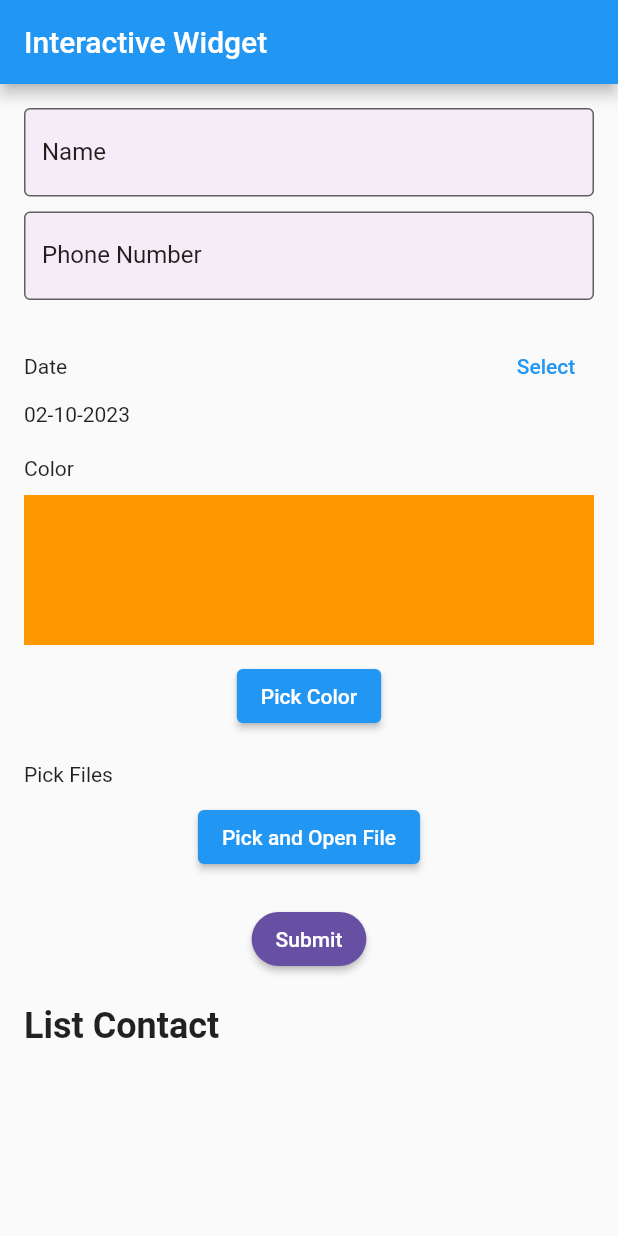
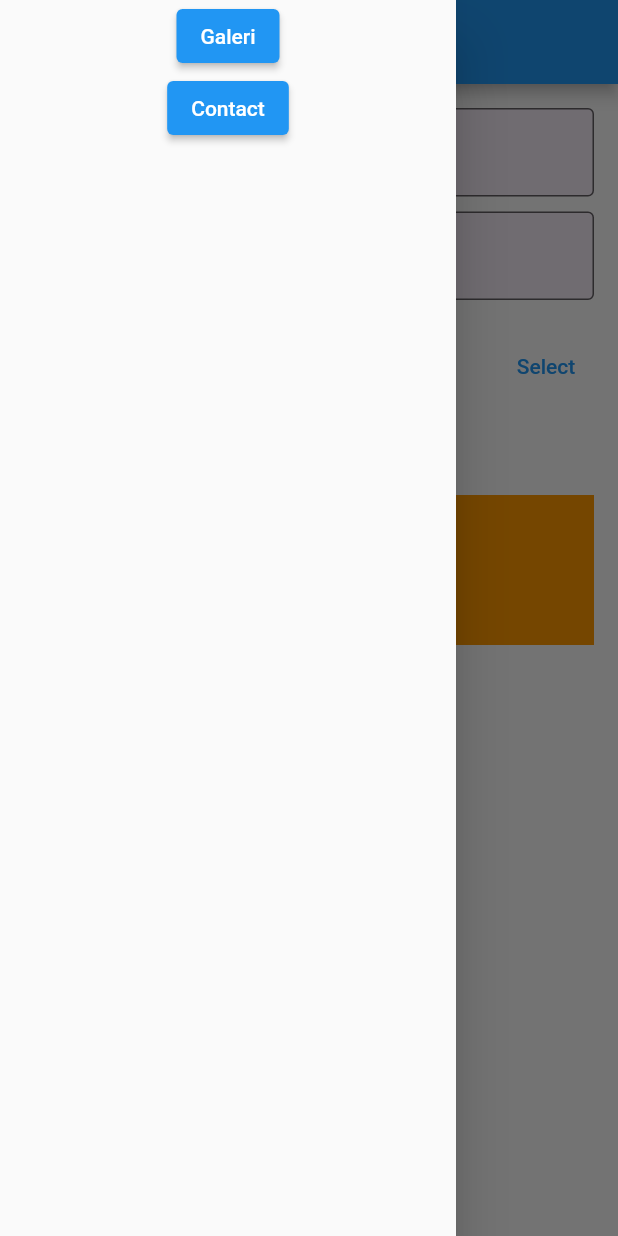
Before and after one commit to Katkatarr/flutter_katarina-andrea, a Flutter app: the screen it shows after launch, with the side drawer open (before the commit the screen has no drawer), on a phone screen of 412 x 824 dp. Run offline on Flutter 3.47's test engine with Material 2 defaults, Android fonts, the phone set to English and light mode, and no system bars; our stand-ins replace file_picker, flutter_colorpicker, open_file.

Commit message:
tugas_prioritas_eksplorasi

```diff
--- a/14_Assets/praktikum/tugas/tugas/lib/ui/screen/contacts.dart
+++ b/14_Assets/praktikum/tugas/tugas/lib/ui/screen/contacts.dart
@@ -29,6 +29,20 @@ class _DatePickerAndColorPickerState extends State<DatePickerAndColorPicker> {
   @override
   Widget build(BuildContext context) {
     return Scaffold(
+      drawer: Drawer(
+        child: Column(children: [
+          ElevatedButton(
+              onPressed: () {
+                Navigator.of(context).pushNamed('/');
+              },
+              child: Text('Galeri')),
+          ElevatedButton(
+              onPressed: () {
+                Navigator.of(context).pushNamed('/contact');
+              },
+              child: Text('Contact')),
+        ]),
+      ),
       appBar: AppBar(
         title: Text('Interactive Widget'),
       ),
--- a/14_Assets/praktikum/tugas/tugas/lib/ui/screen/galeri.dart
+++ b/14_Assets/praktikum/tugas/tugas/lib/ui/screen/galeri.dart
@@ -7,6 +7,20 @@ class Galeri extends StatelessWidget {
   @override
   Widget build(BuildContext context) {
     return Scaffold(
+      drawer: Drawer(
+        child: Column(children: [
+          ElevatedButton(
+              onPressed: () {
+                Navigator.of(context).pushNamed('/');
+              },
+              child: Text('Galeri')),
+          ElevatedButton(
+              onPressed: () {
+                Navigator.of(context).pushNamed('/contact');
+              },
+              child: Text('Contact')),
+        ]),
+      ),
       appBar: AppBar(
         title: const Text('List Galeri'),
       ),
```
